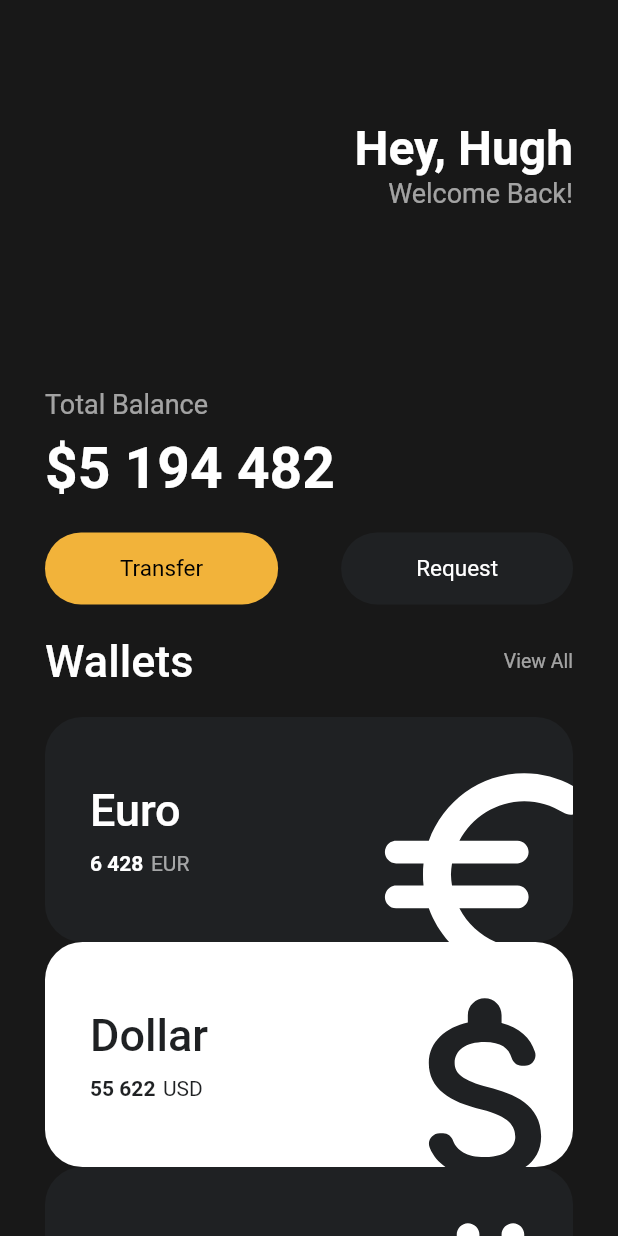
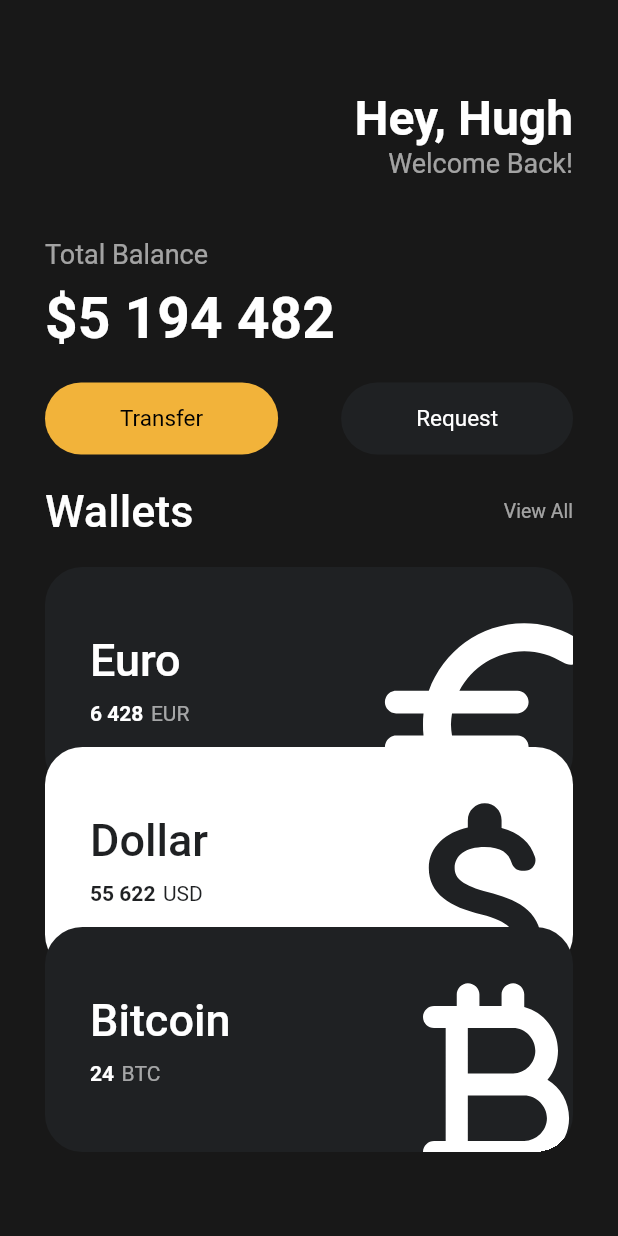
Before and after one commit to royalahn/flutter-starter, a Flutter app: the screen it shows after launch, on a phone screen of 412 x 824 dp. Run offline on Flutter 3.47's test engine with Material 2 defaults, Android fonts, the phone set to English and light mode, and no system bars.

Commit message:
Overlap cards to use Transform.translate()

```diff
--- a/lib/main.dart
+++ b/lib/main.dart
@@ -19,7 +19,7 @@ class App extends StatelessWidget {
               crossAxisAlignment: CrossAxisAlignment.start,
               children: [
                 const SizedBox(
-                  height: 80,
+                  height: 60,
                 ),
                 Row(
                   mainAxisAlignment: MainAxisAlignment.end,
@@ -47,7 +47,7 @@ class App extends StatelessWidget {
                   ],
                 ),
                 const SizedBox(
-                  height: 120,
+                  height: 40,
                 ),
                 Text(
                   'Total Balance',
@@ -116,19 +116,25 @@ class App extends StatelessWidget {
                   icon: Icons.euro_rounded,
                   isInverted: false,
                 ),
-                const CurrencyCard(
+                Transform.translate(
+                  offset: const Offset(0, -30),
+                  child: const CurrencyCard(
                     name: 'Dollar',
                     amount: '55 622',
                     code: 'USD',
                     icon: Icons.attach_money_rounded,
                     isInverted: true,
                   ),
-                const CurrencyCard(
+                ),
+                Transform.translate(
+                  offset: const Offset(0, -60),
+                  child: const CurrencyCard(
                     name: 'Bitcoin',
                     amount: '24',
                     code: 'BTC',
                     icon: Icons.currency_bitcoin_rounded,
                     isInverted: false,
+                  ),
                 ),
               ],
             )),
```
Lines whose indentation alone changed are shown as unchanged.
